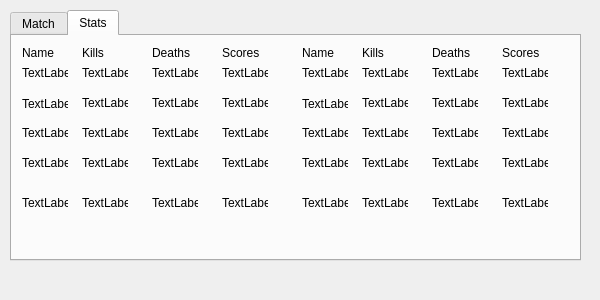
Old version of the form matchscreen.ui in the repository walsh06/grifball.
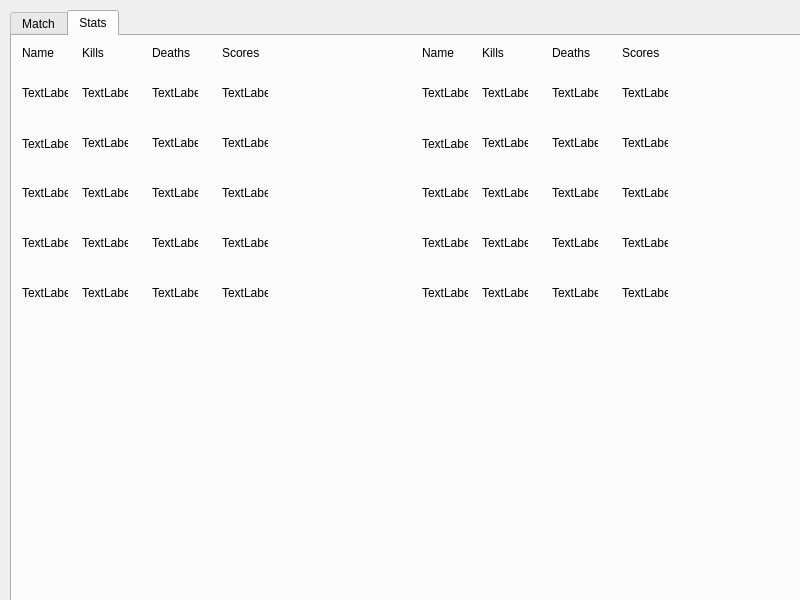
New version of the form. The open tabs and pages were chosen to show the change.

```diff
--- a/matchscreen.ui
+++ b/matchscreen.ui
@@ -6,8 +6,8 @@
    <rect>
     <x>0</x>
     <y>0</y>
-    <width>600</width>
-    <height>300</height>
+    <width>800</width>
+    <height>600</height>
    </rect>
   </property>
   <property name="windowTitle">
@@ -18,10 +18,16 @@
     <rect>
      <x>10</x>
      <y>10</y>
-     <width>571</width>
-     <height>251</height>
+     <width>800</width>
+     <height>600</height>
     </rect>
    </property>
+   <property name="sizePolicy">
+    <sizepolicy hsizetype="Expanding" vsizetype="Expanding">
+     <horstretch>0</horstretch>
+     <verstretch>0</verstretch>
+    </sizepolicy>
+   </property>
    <property name="currentIndex">
     <number>0</number>
    </property>
@@ -74,7 +80,7 @@
        <x>0</x>
        <y>0</y>
        <width>281</width>
-       <height>221</height>
+       <height>421</height>
       </rect>
      </property>
      <widget class="QLabel" name="label_3">
@@ -133,7 +139,7 @@
       <property name="geometry">
        <rect>
         <x>10</x>
-        <y>60</y>
+        <y>100</y>
         <width>46</width>
         <height>16</height>
        </rect>
@@ -146,7 +152,7 @@
       <property name="geometry">
        <rect>
         <x>10</x>
-        <y>30</y>
+        <y>50</y>
         <width>46</width>
         <height>13</height>
        </rect>
@@ -159,7 +165,7 @@
       <property name="geometry">
        <rect>
         <x>10</x>
-        <y>90</y>
+        <y>150</y>
         <width>46</width>
         <height>13</height>
        </rect>
@@ -172,7 +178,7 @@
       <property name="geometry">
        <rect>
         <x>10</x>
-        <y>120</y>
+        <y>200</y>
         <width>46</width>
         <height>13</height>
        </rect>
@@ -185,7 +191,7 @@
       <property name="geometry">
        <rect>
         <x>10</x>
-        <y>160</y>
+        <y>250</y>
         <width>46</width>
         <height>13</height>
        </rect>
@@ -198,7 +204,7 @@
       <property name="geometry">
        <rect>
         <x>70</x>
-        <y>30</y>
+        <y>50</y>
         <width>46</width>
         <height>13</height>
        </rect>
@@ -211,7 +217,7 @@
       <property name="geometry">
        <rect>
         <x>140</x>
-        <y>30</y>
+        <y>50</y>
         <width>46</width>
         <height>13</height>
        </rect>
@@ -224,7 +230,7 @@
       <property name="geometry">
        <rect>
         <x>210</x>
-        <y>30</y>
+        <y>50</y>
         <width>46</width>
         <height>13</height>
        </rect>
@@ -237,7 +243,7 @@
       <property name="geometry">
        <rect>
         <x>70</x>
-        <y>60</y>
+        <y>100</y>
         <width>46</width>
         <height>13</height>
        </rect>
@@ -250,7 +256,7 @@
       <property name="geometry">
        <rect>
         <x>140</x>
-        <y>60</y>
+        <y>100</y>
         <width>46</width>
         <height>13</height>
        </rect>
@@ -263,7 +269,7 @@
       <property name="geometry">
        <rect>
         <x>210</x>
-        <y>60</y>
+        <y>100</y>
         <width>46</width>
         <height>13</height>
        </rect>
@@ -276,7 +282,7 @@
       <property name="geometry">
        <rect>
         <x>70</x>
-        <y>90</y>
+        <y>150</y>
         <width>46</width>
         <height>13</height>
        </rect>
@@ -289,7 +295,7 @@
       <property name="geometry">
        <rect>
         <x>140</x>
-        <y>90</y>
+        <y>150</y>
         <width>46</width>
         <height>13</height>
        </rect>
@@ -302,7 +308,7 @@
       <property name="geometry">
        <rect>
         <x>210</x>
-        <y>90</y>
+        <y>150</y>
         <width>46</width>
         <height>13</height>
        </rect>
@@ -315,7 +321,7 @@
       <property name="geometry">
        <rect>
         <x>70</x>
-        <y>120</y>
+        <y>200</y>
         <width>46</width>
         <height>13</height>
        </rect>
@@ -328,7 +334,7 @@
       <property name="geometry">
        <rect>
         <x>70</x>
-        <y>160</y>
+        <y>250</y>
         <width>46</width>
         <height>13</height>
        </rect>
@@ -341,7 +347,7 @@
       <property name="geometry">
        <rect>
         <x>140</x>
-        <y>120</y>
+        <y>200</y>
         <width>46</width>
         <height>13</height>
        </rect>
@@ -354,7 +360,7 @@
       <property name="geometry">
        <rect>
         <x>140</x>
-        <y>160</y>
+        <y>250</y>
         <width>46</width>
         <height>13</height>
        </rect>
@@ -367,7 +373,7 @@
       <property name="geometry">
        <rect>
         <x>210</x>
-        <y>120</y>
+        <y>200</y>
         <width>46</width>
         <height>13</height>
        </rect>
@@ -380,7 +386,7 @@
       <property name="geometry">
        <rect>
         <x>210</x>
-        <y>160</y>
+        <y>250</y>
         <width>46</width>
         <height>13</height>
        </rect>
@@ -393,10 +399,10 @@
     <widget class="QWidget" name="widget_2" native="true">
      <property name="geometry">
       <rect>
-       <x>280</x>
+       <x>400</x>
        <y>0</y>
        <width>281</width>
-       <height>221</height>
+       <height>421</height>
       </rect>
      </property>
      <widget class="QLabel" name="label_5">
@@ -455,7 +461,7 @@
       <property name="geometry">
        <rect>
         <x>10</x>
-        <y>60</y>
+        <y>100</y>
         <width>46</width>
         <height>16</height>
        </rect>
@@ -468,7 +474,7 @@
       <property name="geometry">
        <rect>
         <x>10</x>
-        <y>30</y>
+        <y>50</y>
         <width>46</width>
         <height>13</height>
        </rect>
@@ -481,7 +487,7 @@
       <property name="geometry">
        <rect>
         <x>10</x>
-        <y>90</y>
+        <y>150</y>
         <width>46</width>
         <height>13</height>
        </rect>
@@ -494,7 +500,7 @@
       <property name="geometry">
        <rect>
         <x>10</x>
-        <y>120</y>
+        <y>200</y>
         <width>46</width>
         <height>13</height>
        </rect>
@@ -507,7 +513,7 @@
       <property name="geometry">
        <rect>
         <x>10</x>
-        <y>160</y>
+        <y>250</y>
         <width>46</width>
         <height>13</height>
        </rect>
@@ -520,7 +526,7 @@
       <property name="geometry">
        <rect>
         <x>70</x>
-        <y>30</y>
+        <y>50</y>
         <width>46</width>
         <height>13</height>
        </rect>
@@ -533,7 +539,7 @@
       <property name="geometry">
        <rect>
         <x>140</x>
-        <y>30</y>
+        <y>50</y>
         <width>46</width>
         <height>13</height>
        </rect>
@@ -546,7 +552,7 @@
       <property name="geometry">
        <rect>
         <x>210</x>
-        <y>30</y>
+        <y>50</y>
         <width>46</width>
         <height>13</height>
        </rect>
@@ -559,7 +565,7 @@
       <property name="geometry">
        <rect>
         <x>70</x>
-        <y>60</y>
+        <y>100</y>
         <width>46</width>
         <height>13</height>
        </rect>
@@ -572,7 +578,7 @@
       <property name="geometry">
        <rect>
         <x>140</x>
-        <y>60</y>
+        <y>100</y>
         <width>46</width>
         <height>13</height>
        </rect>
@@ -585,7 +591,7 @@
       <property name="geometry">
        <rect>
         <x>210</x>
-        <y>60</y>
+        <y>100</y>
         <width>46</width>
         <height>13</height>
        </rect>
@@ -598,7 +604,7 @@
       <property name="geometry">
        <rect>
         <x>70</x>
-        <y>90</y>
+        <y>150</y>
         <width>46</width>
         <height>13</height>
        </rect>
@@ -611,7 +617,7 @@
       <property name="geometry">
        <rect>
         <x>140</x>
-        <y>90</y>
+        <y>150</y>
         <width>46</width>
         <height>13</height>
        </rect>
@@ -624,7 +630,7 @@
       <property name="geometry">
        <rect>
         <x>210</x>
-        <y>90</y>
+        <y>150</y>
         <width>46</width>
         <height>13</height>
        </rect>
@@ -637,7 +643,7 @@
       <property name="geometry">
        <rect>
         <x>70</x>
-        <y>120</y>
+        <y>200</y>
         <width>46</width>
         <height>13</height>
        </rect>
@@ -650,7 +656,7 @@
       <property name="geometry">
        <rect>
         <x>70</x>
-        <y>160</y>
+        <y>250</y>
         <width>46</width>
         <height>13</height>
        </rect>
@@ -663,7 +669,7 @@
       <property name="geometry">
        <rect>
         <x>140</x>
-        <y>120</y>
+        <y>200</y>
         <width>46</width>
         <height>13</height>
        </rect>
@@ -676,7 +682,7 @@
       <property name="geometry">
        <rect>
         <x>140</x>
-        <y>160</y>
+        <y>250</y>
         <width>46</width>
         <height>13</height>
        </rect>
@@ -689,7 +695,7 @@
       <property name="geometry">
        <rect>
         <x>210</x>
-        <y>120</y>
+        <y>200</y>
         <width>46</width>
         <height>13</height>
        </rect>
@@ -702,7 +708,7 @@
       <property name="geometry">
        <rect>
         <x>210</x>
-        <y>160</y>
+        <y>250</y>
         <width>46</width>
         <height>13</height>
        </rect>
```
Left out of the diff: 37 changed lines with no effect on the pictures.
